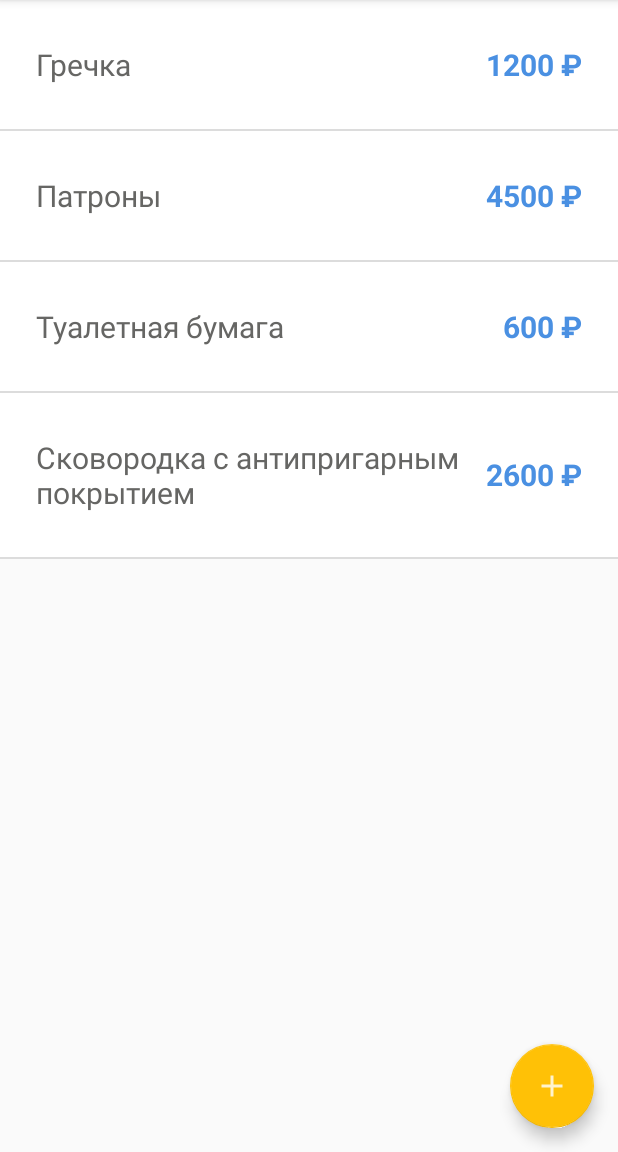
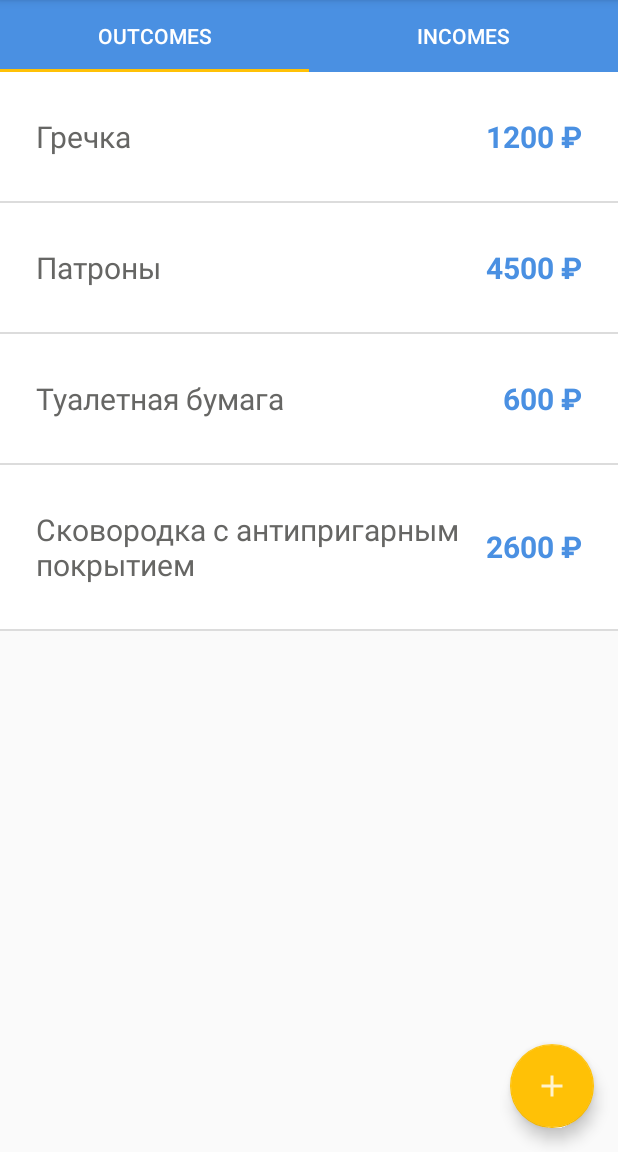
Before and after one commit to temofeyk/LoftMoney, an Android app: the screen it shows after launch (MainActivity), on a phone screen of 412 x 824 dp, the part 84-1236 px from its top. Run offline under Robolectric (Android 15) with nearby library versions, the phone set to English and light mode, and no system bars.

Commit message:
added BudgetFragment

```diff
--- a/app/build.gradle
+++ b/app/build.gradle
@@ -35,6 +35,7 @@ dependencies {
     // material
     implementation 'com.google.android.material:material:1.1.0'
     implementation 'androidx.constraintlayout:constraintlayout:1.1.3'
+    implementation 'androidx.legacy:legacy-support-v4:1.0.0'
     testImplementation 'junit:junit:4.12'
     androidTestImplementation 'androidx.test.ext:junit:1.1.1'
     androidTestImplementation 'androidx.test.espresso:espresso-core:3.2.0'
--- /dev/null
+++ b/app/src/main/java/com/temofey/k/android/loftmoney/activities/main/BudgetFragment.java
@@ -0,0 +1,80 @@
+package com.temofey.k.android.loftmoney.activities.main;
+
+import android.annotation.SuppressLint;
+import android.app.Activity;
+import android.content.Intent;
+import android.os.Bundle;
+import android.view.LayoutInflater;
+import android.view.View;
+import android.view.ViewGroup;
+
+import androidx.annotation.NonNull;
+import androidx.annotation.Nullable;
+import androidx.fragment.app.Fragment;
+import androidx.recyclerview.widget.DividerItemDecoration;
+import androidx.recyclerview.widget.LinearLayoutManager;
+import androidx.recyclerview.widget.RecyclerView;
+
+import com.google.android.material.floatingactionbutton.FloatingActionButton;
+import com.temofey.k.android.loftmoney.R;
+import com.temofey.k.android.loftmoney.activities.AddItemActivity;
+import com.temofey.k.android.loftmoney.data.model.Item;
+
+import java.util.ArrayList;
+import java.util.List;
+import java.util.Objects;
+
+public class BudgetFragment extends Fragment {
+
+    private static final int REQUEST_CODE = 100;
+    private ItemsAdapter adapter;
+    private int position;
+
+    BudgetFragment(int position) {
+        this.position = position;
+    }
+
+    @Nullable
+    @Override
+    public View onCreateView(@NonNull LayoutInflater inflater, @Nullable ViewGroup container, @Nullable Bundle savedInstanceState) {
+
+        @SuppressLint("InflateParams") View view = inflater.inflate(R.layout.fragment_budget, null);
+
+        FloatingActionButton fabAddItem = view.findViewById(R.id.fabBudgetAddItem);
+        fabAddItem.setOnClickListener(v -> startActivityForResult(new Intent(getActivity(), AddItemActivity.class), REQUEST_CODE));
+
+        RecyclerView recyclerView = view.findViewById(R.id.recyclerBudgetItemsList);
+
+        LinearLayoutManager linearLayoutManager = new LinearLayoutManager(getContext());
+        recyclerView.setLayoutManager(linearLayoutManager);
+        recyclerView.addItemDecoration(new DividerItemDecoration(recyclerView.getContext(), linearLayoutManager.getOrientation()));
+
+        adapter = new ItemsAdapter(position);
+        List<Item> itemsList = new ArrayList<>();
+        if (position == 0) {
+            itemsList.add(new Item("Гречка", 1200, Item.getNewId()));
+            itemsList.add(new Item("Патроны", 4500, Item.getNewId()));
+            itemsList.add(new Item("Туалетная бумага", 600, Item.getNewId()));
+            itemsList.add(new Item("Сковородка с антипригарным покрытием", 2600, Item.getNewId()));
+        } else if (position == 1) {
+            itemsList.add(new Item("Долг за алюминий", 15000, Item.getNewId()));
+            itemsList.add(new Item("Аванс", 30000, Item.getNewId()));
+        }
+        adapter.setItemsList(itemsList);
+        recyclerView.setAdapter(adapter);
+        return view;
+    }
+
+    @Override
+    public void onActivityResult(int requestCode, int resultCode, @Nullable Intent data) {
+        super.onActivityResult(requestCode, resultCode, data);
+
+        if (requestCode == REQUEST_CODE && resultCode == Activity.RESULT_OK) {
+            List<Item> itemsList = new ArrayList<>(adapter.getItemsList());
+            Item item = (Item) Objects.requireNonNull(data).getSerializableExtra(Item.ITEM_INTENT_KEY);
+            itemsList.add(0, item);
+            adapter.setItemsList(itemsList);
+        }
+    }
+
+}
--- a/app/src/main/java/com/temofey/k/android/loftmoney/activities/main/ItemsAdapter.java
+++ b/app/src/main/java/com/temofey/k/android/loftmoney/activities/main/ItemsAdapter.java
@@ -5,6 +5,7 @@ import android.view.ViewGroup;
 import android.widget.TextView;
 
 import androidx.annotation.NonNull;
+import androidx.core.content.ContextCompat;
 import androidx.recyclerview.widget.DiffUtil;
 import androidx.recyclerview.widget.RecyclerView;
 
@@ -17,12 +18,20 @@ import java.util.List;
 public class ItemsAdapter extends RecyclerView.Adapter<ItemsAdapter.ItemViewHolder> {
 
     private List<Item> itemsList = new ArrayList<>();
+    private final int position;
+
+    ItemsAdapter(int position) {
+        this.position = position;
+    }
 
     @NonNull
     @Override
     public ItemViewHolder onCreateViewHolder(@NonNull ViewGroup parent, int viewType) {
         View itemView = View.inflate(parent.getContext(), R.layout.item_view, null);
-
+        if (position == 1) {
+            TextView textView = itemView.findViewById(R.id.txtItemPrice);
+            textView.setTextColor(ContextCompat.getColor(itemView.getContext(), R.color.apple_green));
+        }
         return new ItemViewHolder(itemView);
     }
 
--- a/app/src/main/java/com/temofey/k/android/loftmoney/activities/main/MainActivity.java
+++ b/app/src/main/java/com/temofey/k/android/loftmoney/activities/main/MainActivity.java
@@ -1,61 +1,52 @@
 package com.temofey.k.android.loftmoney.activities.main;
 
-import android.content.Intent;
 import android.os.Bundle;
 
-import androidx.annotation.Nullable;
+import androidx.annotation.NonNull;
 import androidx.appcompat.app.AppCompatActivity;
-import androidx.recyclerview.widget.DividerItemDecoration;
-import androidx.recyclerview.widget.LinearLayoutManager;
-import androidx.recyclerview.widget.RecyclerView;
+import androidx.fragment.app.Fragment;
+import androidx.fragment.app.FragmentManager;
+import androidx.fragment.app.FragmentPagerAdapter;
+import androidx.viewpager.widget.ViewPager;
 
-import com.google.android.material.floatingactionbutton.FloatingActionButton;
+import com.google.android.material.tabs.TabLayout;
 import com.temofey.k.android.loftmoney.R;
-import com.temofey.k.android.loftmoney.activities.AddItemActivity;
-import com.temofey.k.android.loftmoney.data.model.Item;
 
-import java.util.ArrayList;
-import java.util.List;
 import java.util.Objects;
 
 public class MainActivity extends AppCompatActivity {
-
-    private static final int REQUEST_CODE = 100;
-    private ItemsAdapter adapter;
 
     @Override
     protected void onCreate(Bundle savedInstanceState) {
         super.onCreate(savedInstanceState);
         setContentView(R.layout.activity_main);
 
-        FloatingActionButton fabAddItem = findViewById(R.id.fabMainAddItem);
-        fabAddItem.setOnClickListener(v -> startActivityForResult(new Intent(MainActivity.this, AddItemActivity.class), REQUEST_CODE));
+        TabLayout tabLayout = findViewById(R.id.tabs);
 
-        RecyclerView recyclerView = findViewById(R.id.recyclerMainItemsList);
-        LinearLayoutManager linearLayoutManager = new LinearLayoutManager(this);
-        recyclerView.setLayoutManager(linearLayoutManager);
-        recyclerView.addItemDecoration(new DividerItemDecoration(recyclerView.getContext(), linearLayoutManager.getOrientation()));
+        ViewPager viewPager = findViewById(R.id.viewpager);
+        viewPager.setAdapter(new BudgetPagerAdapter(getSupportFragmentManager(), FragmentPagerAdapter.BEHAVIOR_RESUME_ONLY_CURRENT_FRAGMENT));
 
-        adapter = new ItemsAdapter();
-        List<Item> itemsList = new ArrayList<>();
-        itemsList.add(new Item("Гречка", 1200, Item.getNewId()));
-        itemsList.add(new Item("Патроны", 4500, Item.getNewId()));
-        itemsList.add(new Item("Туалетная бумага", 600, Item.getNewId()));
-        itemsList.add(new Item("Сковородка с антипригарным покрытием", 2600, Item.getNewId()));
-        adapter.setItemsList(itemsList);
-        recyclerView.setAdapter(adapter);
+        tabLayout.setupWithViewPager(viewPager);
+        Objects.requireNonNull(tabLayout.getTabAt(0)).setText(R.string.outcomes);
+        Objects.requireNonNull(tabLayout.getTabAt(1)).setText(R.string.incomes);
 
     }
 
-    @Override
-    protected void onActivityResult(int requestCode, int resultCode, @Nullable Intent data) {
-        super.onActivityResult(requestCode, resultCode, data);
+    static class BudgetPagerAdapter extends FragmentPagerAdapter {
 
-        if (requestCode == REQUEST_CODE && resultCode == RESULT_OK) {
-            List<Item> itemsList = new ArrayList<>(adapter.getItemsList());
-            Item item = (Item) Objects.requireNonNull(data).getSerializableExtra(Item.ITEM_INTENT_KEY);
-            itemsList.add(0, item);
-            adapter.setItemsList(itemsList);
+        BudgetPagerAdapter(@NonNull final FragmentManager fm, final int behavior) {
+            super(fm, behavior);
+        }
+
+        @NonNull
+        @Override
+        public Fragment getItem(final int position) {
+            return new BudgetFragment(position);
+        }
+
+        @Override
+        public int getCount() {
+            return 2;
         }
     }
 }
--- a/app/src/main/res/layout/activity_main.xml
+++ b/app/src/main/res/layout/activity_main.xml
@@ -1,23 +1,22 @@
 <?xml version="1.0" encoding="utf-8"?>
-<FrameLayout xmlns:android="http://schemas.android.com/apk/res/android"
+<LinearLayout xmlns:android="http://schemas.android.com/apk/res/android"
     xmlns:app="http://schemas.android.com/apk/res-auto"
     xmlns:tools="http://schemas.android.com/tools"
+    android:orientation="vertical"
     android:layout_width="match_parent"
     android:layout_height="match_parent"
     tools:context=".activities.main.MainActivity">
 
-    <androidx.recyclerview.widget.RecyclerView
-        android:id="@+id/recyclerMainItemsList"
+    <com.google.android.material.tabs.TabLayout
+        android:id="@+id/tabs"
         android:layout_width="match_parent"
         android:layout_height="wrap_content"
-        app:layoutManager="androidx.recyclerview.widget.LinearLayoutManager" />
+        android:background="@color/dark_sky_blue"
+        app:tabTextColor="@android:color/white" />
 
-    <com.google.android.material.floatingactionbutton.FloatingActionButton
-        android:id="@+id/fabMainAddItem"
-        android:layout_width="wrap_content"
-        android:layout_height="wrap_content"
-        android:layout_gravity="bottom|end"
-        android:layout_margin="@dimen/fab_margin"
-        android:src="@drawable/ic_add" />
+    <androidx.viewpager.widget.ViewPager
+        android:id="@+id/viewpager"
+        android:layout_width="match_parent"
+        android:layout_height="wrap_content" />
 
-</FrameLayout>
+</LinearLayout>
--- /dev/null
+++ b/app/src/main/res/layout/fragment_budget.xml
@@ -0,0 +1,23 @@
+<?xml version="1.0" encoding="utf-8"?>
+<FrameLayout xmlns:android="http://schemas.android.com/apk/res/android"
+    xmlns:app="http://schemas.android.com/apk/res-auto"
+    xmlns:tools="http://schemas.android.com/tools"
+    android:layout_width="match_parent"
+    android:layout_height="match_parent"
+    tools:context=".activities.main.MainActivity">
+
+    <androidx.recyclerview.widget.RecyclerView
+        android:id="@+id/recyclerBudgetItemsList"
+        android:layout_width="match_parent"
+        android:layout_height="wrap_content"
+        app:layoutManager="androidx.recyclerview.widget.LinearLayoutManager" />
+
+    <com.google.android.material.floatingactionbutton.FloatingActionButton
+        android:id="@+id/fabBudgetAddItem"
+        android:layout_width="wrap_content"
+        android:layout_height="wrap_content"
+        android:layout_gravity="bottom|end"
+        android:layout_margin="@dimen/fab_margin"
+        android:src="@drawable/ic_add" />
+
+</FrameLayout>
--- a/app/src/main/res/values/strings.xml
+++ b/app/src/main/res/values/strings.xml
@@ -7,4 +7,8 @@
 
     <!--    items adapter-->
     <string name="price_template" translatable="false">%1$s ₽</string>
+
+    <!--    Main activity-->
+    <string name="outcomes">Outcomes</string>
+    <string name="incomes">Incomes</string>
 </resources>
```
Also changed, not shown: 1 other file.
